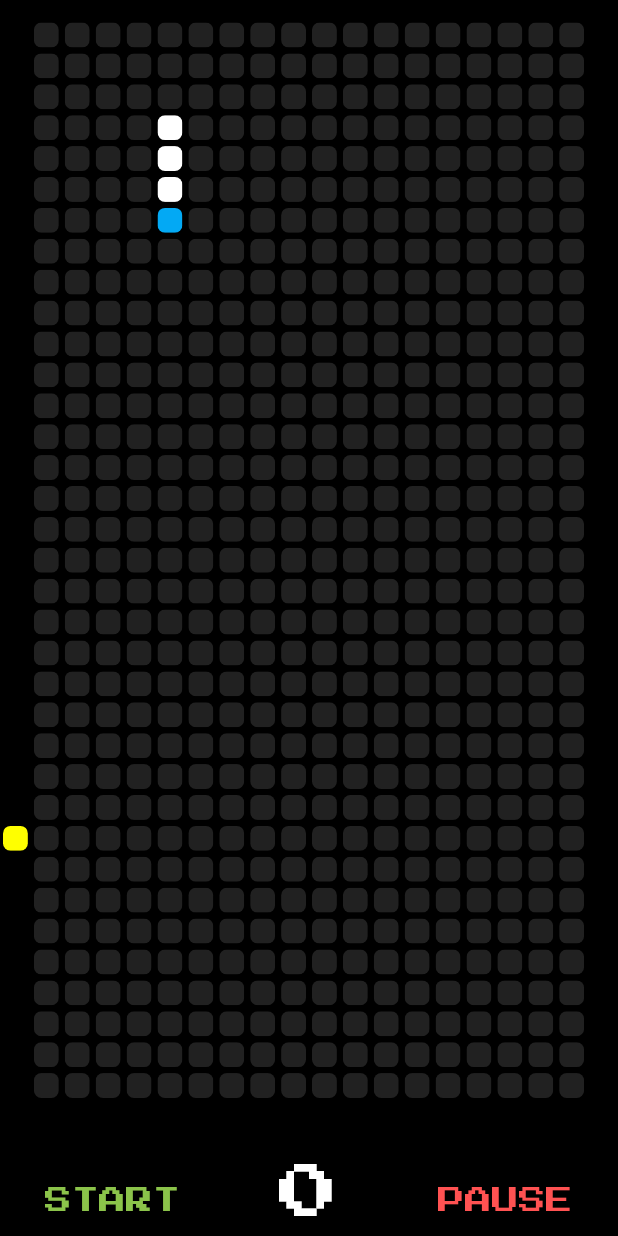
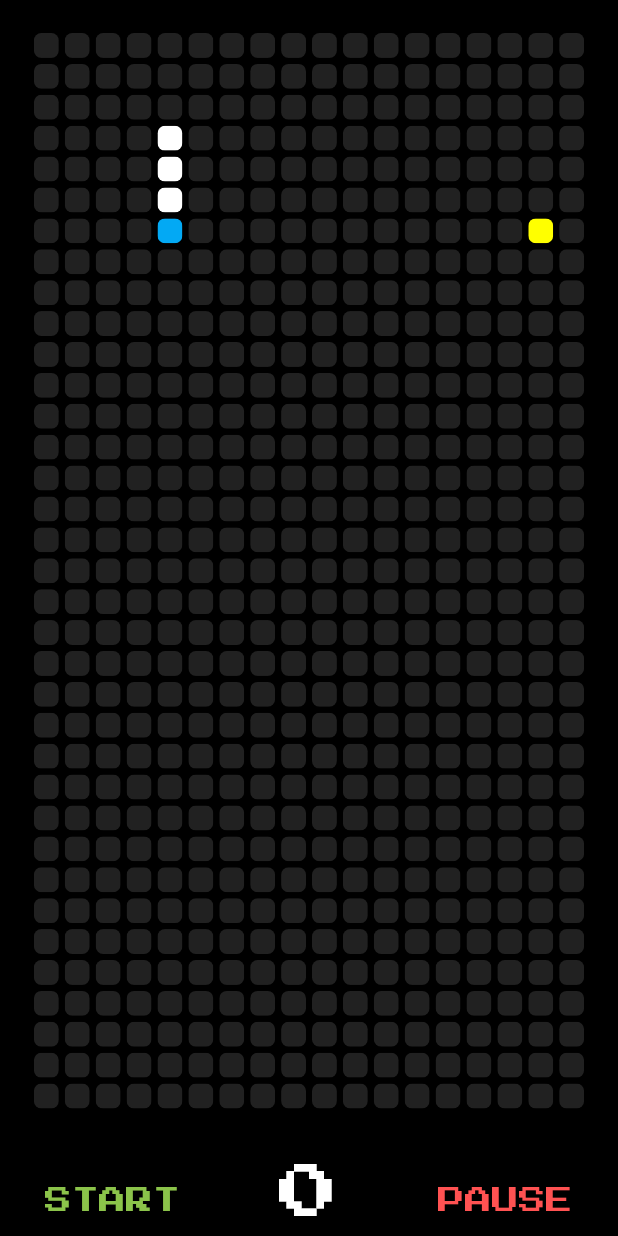
Before and after one commit to adamazmi2207/Snake_game, a Flutter app: the screen it shows after launch, on a phone screen of 412 x 824 dp. Run offline on Flutter 3.47's test engine with Material 2 defaults, Android fonts, the phone set to English and light mode, and no system bars; our stand-ins replace google_fonts.

Commit message:
Update snake_game.dart

```diff
--- a/lib/screens/snake_game.dart
+++ b/lib/screens/snake_game.dart
@@ -13,6 +13,7 @@ class _SnakeGameState extends State<SnakeGame> {
   @override
   void initState() {
     gameBorder();
+    generateFood();
     super.initState();
   }
 
@@ -24,7 +25,7 @@ class _SnakeGameState extends State<SnakeGame> {
   Timer _timer;
   static var randomNumber = Random();
   List<int> border = [];
-  int food = randomNumber.nextInt(700);
+  int food;
   static bool gameStarted = false;
   static bool gamePaused = false;
   static bool gameOver = false;
@@ -33,8 +34,8 @@ class _SnakeGameState extends State<SnakeGame> {
     food = randomNumber.nextInt(700);
     //if random number includes outside border's number, recalculate generateFood()
     if (border.contains(food)) {
-      int food = generateFood();
-      return food;
+      food = generateFood();
+      //return food;
     } else
       return food;
   }
@@ -245,7 +246,7 @@ class _SnakeGameState extends State<SnakeGame> {
       body: SafeArea(
         child: Column(
           children: <Widget>[
-            SizedBox(height: 13),
+            SizedBox(height: 20),
             Expanded(
               child: GestureDetector(
                 onVerticalDragUpdate: (details) {
@@ -308,7 +309,6 @@ class _SnakeGameState extends State<SnakeGame> {
                           ),
                         );
                       }
-
                       if (index == food) {
                         return Center(
                           child: Container(
@@ -366,7 +366,7 @@ class _SnakeGameState extends State<SnakeGame> {
                           startGame(snakePosition);
                         },
                   textColor: Colors.lightGreen,
-                  disabledTextColor: Colors.white24,
+                  disabledTextColor: Colors.black,
                   child: Text(
                     "START",
                     style: TextStyle(
```
